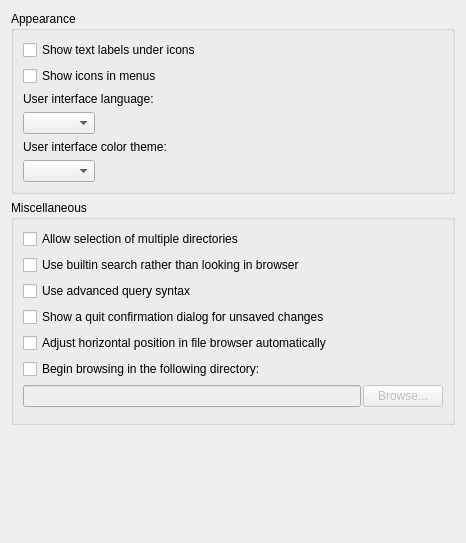
metabrainz/picard, file ui/options_interface.ui: the form before one commit.
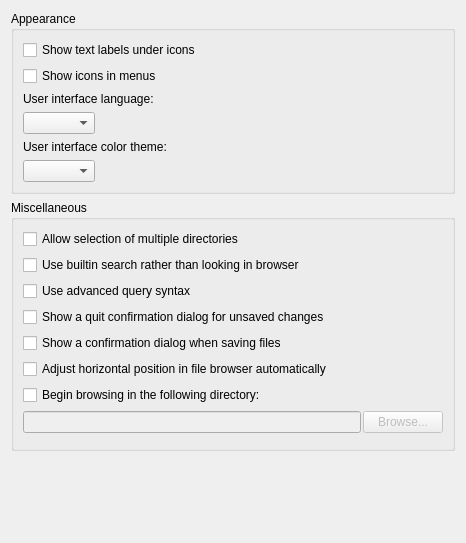
The form after the commit.

Commit message: Add file save confirmation and first run dialogs.

```diff
--- a/ui/options_interface.ui
+++ b/ui/options_interface.ui
@@ -122,6 +122,13 @@
         </property>
        </widget>
       </item>
+      <item>
+       <widget class="QCheckBox" name="file_save_warning">
+        <property name="text">
+         <string>Show a confirmation dialog when saving files</string>
+        </property>
+       </widget>
+      </item>
       <item>
        <widget class="QCheckBox" name="filebrowser_horizontal_autoscroll">
         <property name="text">
```
The commit also changes 5 other files.
